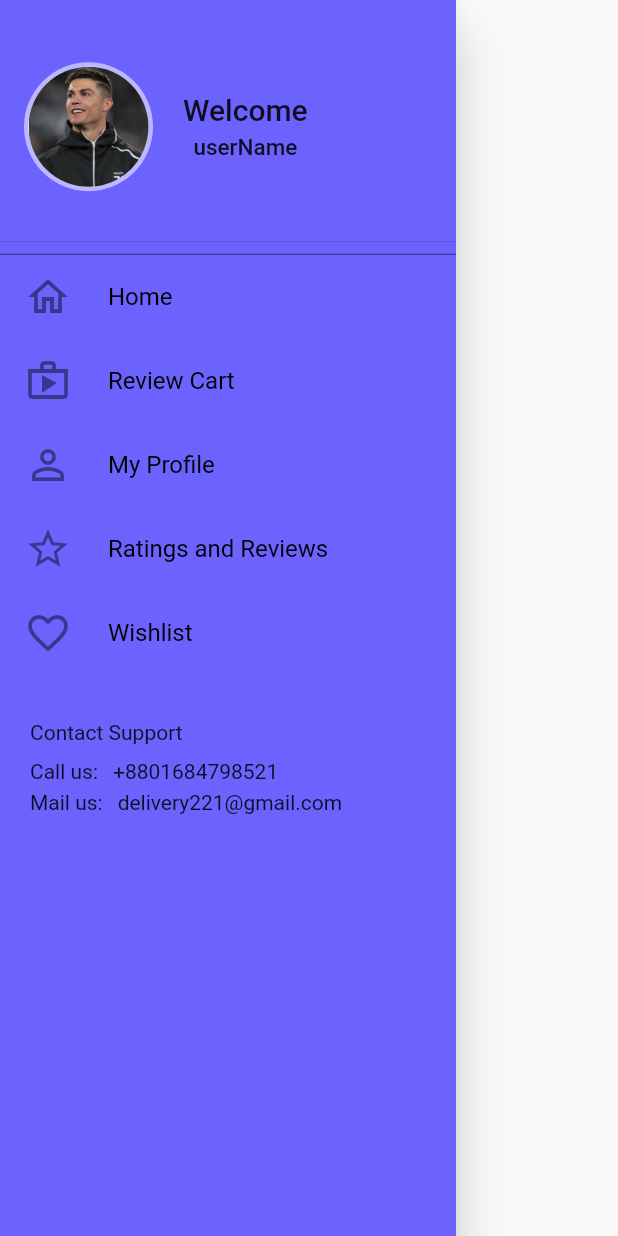
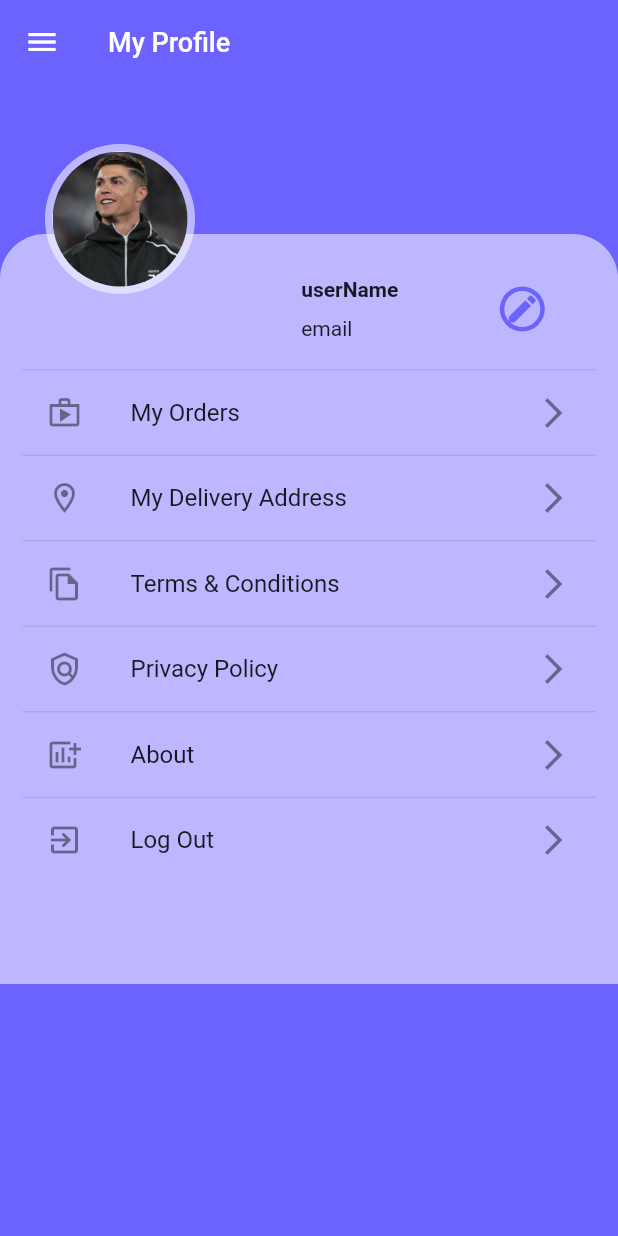
Before and after one commit to Akib7/Flutter-Project, a Flutter app: the DrawerData widget shown alone on an empty page, opened directly, after a tap on "My Profile", on a phone screen of 412 x 824 dp. Run offline on Flutter 3.47's test engine with Material 2 defaults, Android fonts, the phone set to English and light mode, and no system bars; our stand-ins replace flutter_svg, get.

```diff
--- /dev/null
+++ b/lib/My Profile/myProfile.dart
@@ -0,0 +1,153 @@
+import 'package:delivering_app/config/constants.dart';
+import 'package:delivering_app/screens/LoginForm.dart';
+import 'package:delivering_app/screens/MyHomePage.dart';
+
+import 'package:flutter/material.dart';
+import 'package:get/get.dart';
+
+import '../Review Cart/home/drawer.dart';
+
+class MyProfile extends StatefulWidget {
+  MyProfile({Key? key}) : super(key: key);
+
+  @override
+  State<MyProfile> createState() => _MyProfileState();
+}
+
+class _MyProfileState extends State<MyProfile> {
+  Widget listTile({IconData? icon, String? title, Function()? onTap}) {
+    return Column(
+      children: [
+        Divider(
+          height: 1,
+        ),
+        ListTile(
+          leading: Icon(icon),
+          title: Text(title!),
+          trailing: Icon(Icons.arrow_forward_ios),
+          onTap: onTap,
+        ),
+      ],
+    );
+  }
+
+  @override
+  Widget build(BuildContext context) {
+    return Scaffold(
+      backgroundColor: primaryColour,
+      appBar: AppBar(
+        elevation: 0.0,
+        backgroundColor: primaryColour,
+        title: Text(
+          'My Profile',
+          style: TextStyle(
+            fontSize: 18,
+          ),
+        ),
+      ),
+      drawer: DrawerData(),
+      body: Stack(
+        children: [
+          Column(
+            children: [
+              Container(
+                height: 100,
+                color: primaryColour,
+              ),
+              Container(
+                height: 500,
+                width: double.infinity,
+                padding: EdgeInsets.symmetric(
+                  horizontal: 15,
+                  vertical: 10,
+                ),
+                decoration: BoxDecoration(
+                  color: Colors.white54,
+                  borderRadius: BorderRadius.only(
+                    topLeft: Radius.circular(30),
+                    topRight: Radius.circular(30),
+                  ),
+                ),
+                child: ListView(
+                  children: [
+                    Row(
+                      mainAxisAlignment: MainAxisAlignment.end,
+                      children: [
+                        Container(
+                          height: 80,
+                          width: 250,
+                          padding: EdgeInsets.only(left: 20),
+                          child: Row(
+                            mainAxisAlignment: MainAxisAlignment.spaceAround,
+                            children: [
+                              Column(
+                                mainAxisAlignment: MainAxisAlignment.center,
+                                crossAxisAlignment: CrossAxisAlignment.start,
+                                children: [
+                                  Text(
+                                    'userName',
+                                    style: TextStyle(
+                                        fontSize: 14,
+                                        fontWeight: FontWeight.bold),
+                                  ),
+                                  SizedBox(
+                                    height: 10,
+                                  ),
+                                  Text('email'),
+                                ],
+                              ),
+                              CircleAvatar(
+                                radius: 15,
+                                backgroundColor: primaryColour,
+                                child: CircleAvatar(
+                                  radius: 12,
+                                  child: Icon(
+                                    Icons.edit,
+                                    color: primaryColour,
+                                  ),
+                                  backgroundColor: Colors.white54,
+                                ),
+                              ),
+                            ],
+                          ),
+                        ),
+                      ],
+                    ),
+                    listTile(icon: Icons.shop_outlined, title: "My Orders"),
+                    listTile(
+                        icon: Icons.location_on_outlined,
+                        title: "My Delivery Address"),
+                    listTile(
+                        icon: Icons.file_copy_outlined,
+                        title: "Terms & Conditions"),
+                    listTile(
+                        icon: Icons.policy_outlined, title: "Privacy Policy"),
+                    listTile(icon: Icons.add_chart, title: "About"),
+                    listTile(
+                        icon: Icons.exit_to_app_outlined,
+                        title: "Log Out",
+                        onTap: () {
+                          Get.to(() => LoginForm());
+                        }),
+                  ],
+                ),
+              ),
+            ],
+          ),
+          Padding(
+            padding: const EdgeInsets.only(top: 40, left: 30),
+            child: CircleAvatar(
+              backgroundColor: Colors.white54,
+              radius: 50,
+              child: CircleAvatar(
+                backgroundColor: Colors.white,
+                backgroundImage: AssetImage('images/cr7.jpg'),
+                radius: 45,
+              ),
+            ),
+          ),
+        ],
+      ),
+    );
+  }
+}
--- a/lib/Review Cart/home/drawer.dart
+++ b/lib/Review Cart/home/drawer.dart
@@ -1,3 +1,4 @@
+import 'package:delivering_app/My%20Profile/myProfile.dart';
 import 'package:delivering_app/config/constants.dart';
 
 import 'package:flutter/material.dart';
@@ -95,7 +96,9 @@ class _DrawerState extends State<DrawerData> {
                 listTile(
                     icon: Icons.person_outline,
                     title: 'My Profile',
-                    onTap: () {}),
+                    onTap: () {
+                      Get.to(() => MyProfile());
+                    }),
                 listTile(
                     icon: Icons.star_outline, title: 'Ratings and Reviews'),
                 listTile(icon: Icons.favorite_outline, title: 'Wishlist'),
--- a/lib/main.dart
+++ b/lib/main.dart
@@ -1,6 +1,8 @@
 import 'package:delivering_app/screens/MyHomePage.dart';
 import 'package:flutter/material.dart';
 import 'package:get/get.dart';
+
+import 'screens/LoginForm.dart';
 
 void main() {
   runApp(MyApp());
@@ -11,7 +13,7 @@ class MyApp extends StatelessWidget {
   Widget build(BuildContext context) {
     return GetMaterialApp(
       debugShowCheckedModeBanner: false,
-      home: MyHomePage(),
+      home: LoginForm(),
     );
   }
 }
```
Also changed, not shown: lib/screens/LoginForm.dart (added, +132 -0 lines), lib/screens/MyHomePage.dart (+42 -14 lines).
